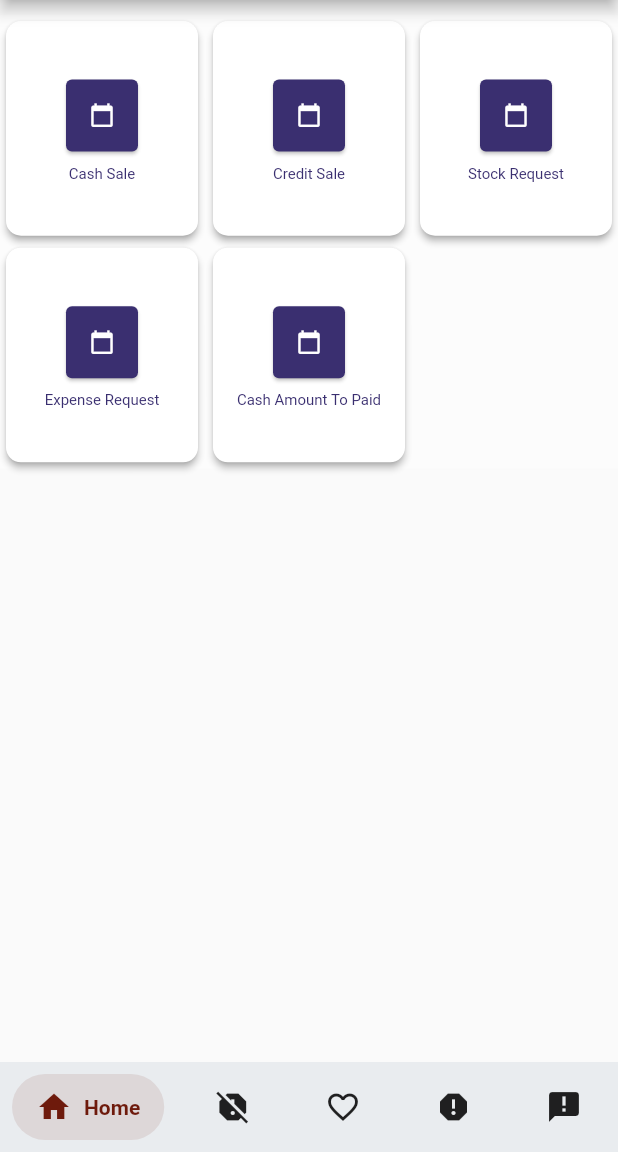
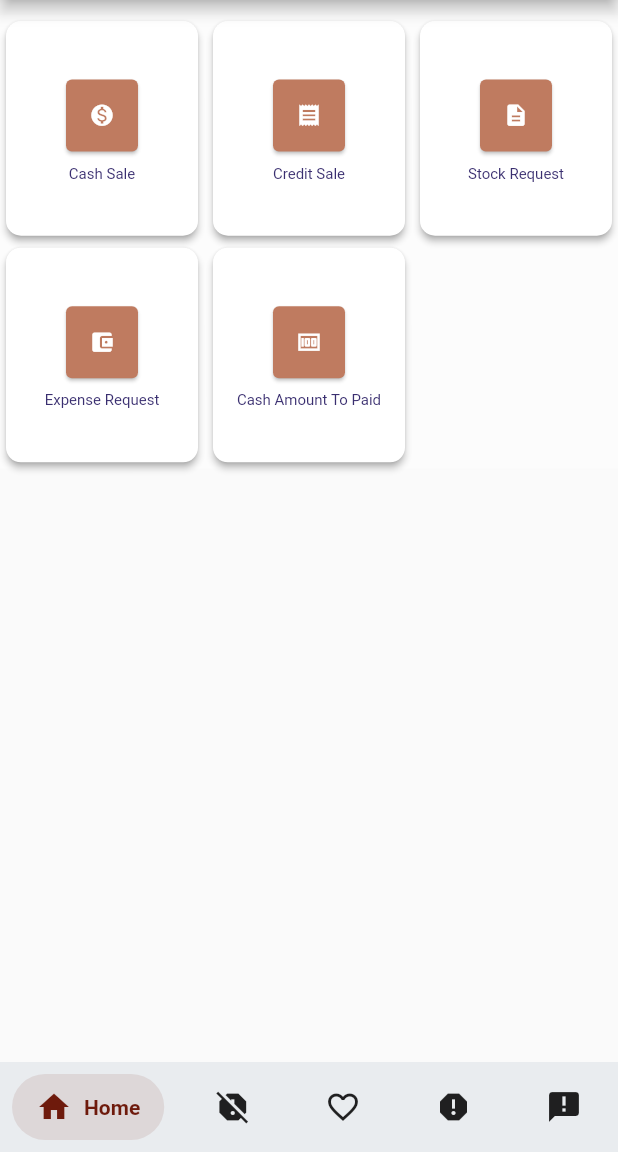
Before and after one commit to AyeChanMon8/ngweOakProject, a Flutter app: the HomePage screen opened directly, on a phone screen of 412 x 824 dp, the part 84-1236 px from its top. Run offline on Flutter 3.47's test engine with Material 2 defaults, Android fonts, the phone set to English and light mode, and no system bars; drawn by our look-alikes of salomon_bottom_bar; our stand-ins replace get, ionicons.

Commit message:
add new page for bottom bar

```diff
--- a/lib/pages/home.dart
+++ b/lib/pages/home.dart
@@ -1,7 +1,10 @@
 // @dart=2.9
 import 'package:flutter/material.dart';
 import 'package:ngwe_oak_project/components/drawer.dart';
+import 'package:ngwe_oak_project/pages/announcement_home_page.dart';
 import 'package:ngwe_oak_project/pages/main_home_page.dart';
+import 'package:ngwe_oak_project/pages/open_due_list_page.dart';
+import 'package:ngwe_oak_project/pages/reporting_home_page.dart';
 import 'package:ngwe_oak_project/pages/stock_report_page.dart';
 import 'package:ngwe_oak_project/utils/constants.dart';
 import 'package:salomon_bottom_bar/salomon_bottom_bar.dart';
@@ -25,9 +28,9 @@ class _HomePageState extends State<HomePage> {
   final _pageOptions = [
     MainHomePage(),
     StockReportPage(),
-    MainHomePage(),
-    MainHomePage(),
-    MainHomePage()
+    OpenDueListPage(),
+    ReportingHomePage(),
+    AnnouncementHomePage()
   ];
 
   @override
--- a/lib/pages/main_home_page.dart
+++ b/lib/pages/main_home_page.dart
@@ -1,6 +1,7 @@
 // @dart=2.9
 import 'package:flutter/material.dart';
 import 'package:get/get.dart';
+import 'package:ngwe_oak_project/utils/constants.dart';
 import 'package:ngwe_oak_project/utils/my_style.dart';
 class MainHomePage extends StatefulWidget {
 
@@ -12,11 +13,11 @@ class _MainHomePageState extends State<MainHomePage> {
   final numbers = List.generate(6, (index) => '$index');
   final controller = ScrollController();
   List admin = [
-    [Icons.calendar_today, 'Cash Sale'],
-    [Icons.calendar_today, 'Credit Sale'],
-    [Icons.calendar_today, 'Stock Request'],
-    [Icons.calendar_today, 'Expense Request'],
-    [Icons.calendar_today, 'Cash Amount To Paid'],
+    [Icons.monetization_on, 'Cash Sale'],
+    [Icons.receipt, 'Credit Sale'],
+    [Icons.description, 'Stock Request'],
+    [Icons.account_balance_wallet, 'Expense Request'],
+    [Icons.money, 'Cash Amount To Paid'],
   ];
   @override
   Widget build(BuildContext context) {
@@ -46,19 +47,13 @@ class _MainHomePageState extends State<MainHomePage> {
                     mainAxisAlignment: MainAxisAlignment.center,
                     children: [
                       Card(
-                        color: Color.fromRGBO(58, 47, 112, 1),
-                        // radius: circleAvatorRadius,
+                        color: kSPrimaryColor,
                         child: IconButton(
                           iconSize: 17,
                           padding: EdgeInsets.zero,
                           icon: Icon(admin[index][0]),
                           color: Colors.white,
                           onPressed: () {
-                            // Navigator.of(context).push(
-                            //     MaterialPageRoute(builder: (BuildContext context) {
-                            //   return LeaveTripReport();
-                            // }));
-
                             Get.toNamed(admin[index][2]);
                           },
                         ),
--- a/lib/utils/constants.dart
+++ b/lib/utils/constants.dart
@@ -6,3 +6,4 @@ const kPrimaryColor = Color(0xFF6E1A0C);
 const kSecondaryColor = Color(0xFF265DAB);
 const kWhiteColor = Color(0xFFffffff);
 const kLabelColor = Color(0xFFbf0603);
+const kSPrimaryColor = Color(0xFFbf7b60);
```
Also changed, not shown: lib/pages/announcement_home_page.dart (added, +16 -0 lines), lib/pages/open_due_list_page.dart (added, +16 -0 lines), lib/pages/reporting_home_page.dart (added, +14 -0 lines).
